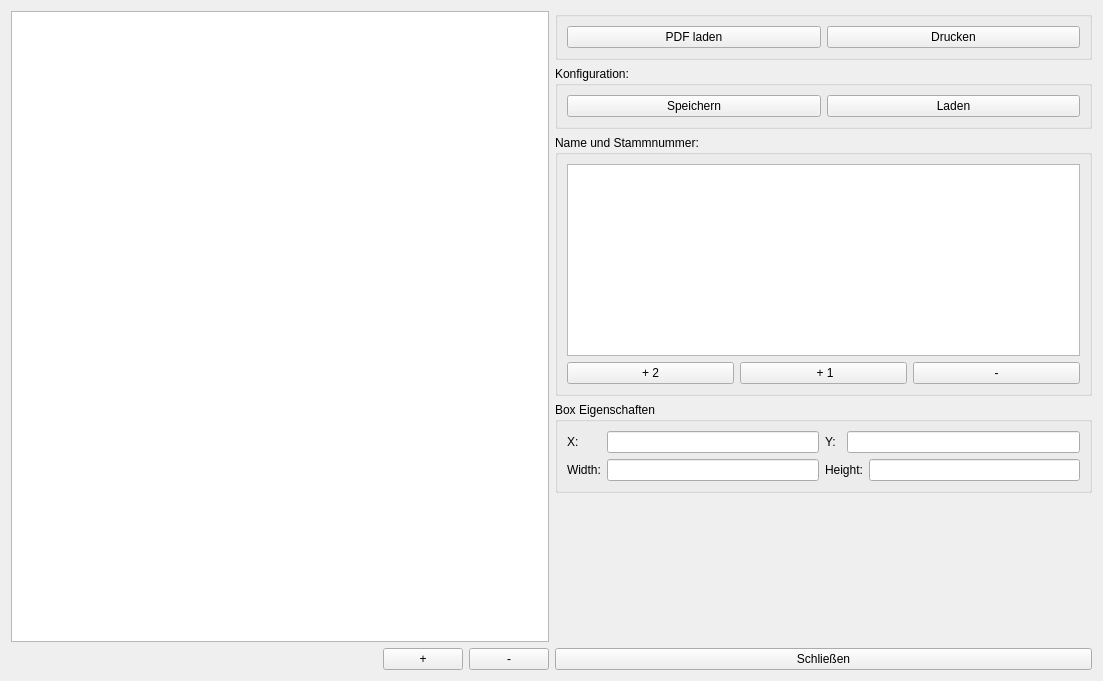
The window that src/ui/design/pdf_display.ui (CodeName-666/VDataParser) describes before a commit, drawn with Qt 5.
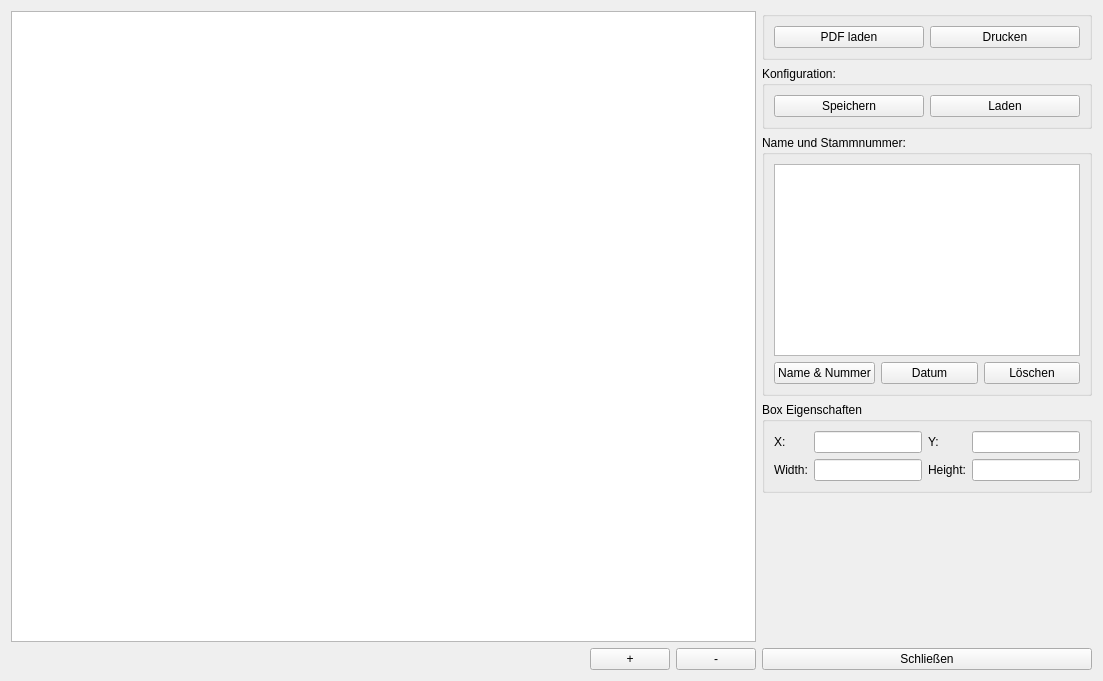
The same window after the commit.

Patch:
```diff
--- a/src/ui/design/pdf_display.ui
+++ b/src/ui/design/pdf_display.ui
@@ -157,7 +157,7 @@
              </sizepolicy>
             </property>
             <property name="text">
-             <string>+ 2</string>
+             <string>Name &amp;&amp; Nummer</string>
             </property>
            </widget>
           </item>
@@ -170,7 +170,7 @@
              </sizepolicy>
             </property>
             <property name="text">
-             <string> + 1</string>
+             <string>Datum</string>
             </property>
            </widget>
           </item>
@@ -183,7 +183,7 @@
              </sizepolicy>
             </property>
             <property name="text">
-             <string>-</string>
+             <string>Löschen</string>
             </property>
            </widget>
           </item>
@@ -206,18 +206,22 @@
          </widget>
         </item>
         <item row="0" column="1">
-         <widget class="QLineEdit" name="lineEditX"/>
+         <widget class="QLineEdit" name="lineEditX">
+          <property name="sizePolicy">
+           <sizepolicy hsizetype="Preferred" vsizetype="Fixed">
+            <horstretch>0</horstretch>
+            <verstretch>0</verstretch>
+           </sizepolicy>
+          </property>
+         </widget>
         </item>
         <item row="0" column="2">
          <widget class="QLabel" name="labelY">
           <property name="text">
-           <string>Y:</string>
+           <string>Y: </string>
           </property>
          </widget>
         </item>
-        <item row="0" column="3" colspan="2">
-         <widget class="QLineEdit" name="lineEditY"/>
-        </item>
         <item row="1" column="0">
          <widget class="QLabel" name="labelWidth">
           <property name="text">
@@ -226,7 +230,14 @@
          </widget>
         </item>
         <item row="1" column="1">
-         <widget class="QLineEdit" name="lineEditWidth"/>
+         <widget class="QLineEdit" name="lineEditWidth">
+          <property name="sizePolicy">
+           <sizepolicy hsizetype="Preferred" vsizetype="Fixed">
+            <horstretch>0</horstretch>
+            <verstretch>0</verstretch>
+           </sizepolicy>
+          </property>
+         </widget>
         </item>
         <item row="1" column="2" colspan="2">
          <widget class="QLabel" name="labelHeight">
@@ -236,7 +247,24 @@
          </widget>
         </item>
         <item row="1" column="4">
-         <widget class="QLineEdit" name="lineEditHeight"/>
+         <widget class="QLineEdit" name="lineEditHeight">
+          <property name="sizePolicy">
+           <sizepolicy hsizetype="Preferred" vsizetype="Fixed">
+            <horstretch>0</horstretch>
+            <verstretch>0</verstretch>
+           </sizepolicy>
+          </property>
+         </widget>
+        </item>
+        <item row="0" column="4">
+         <widget class="QLineEdit" name="lineEditY">
+          <property name="sizePolicy">
+           <sizepolicy hsizetype="Preferred" vsizetype="Fixed">
+            <horstretch>0</horstretch>
+            <verstretch>0</verstretch>
+           </sizepolicy>
+          </property>
+         </widget>
         </item>
        </layout>
       </widget>
```
